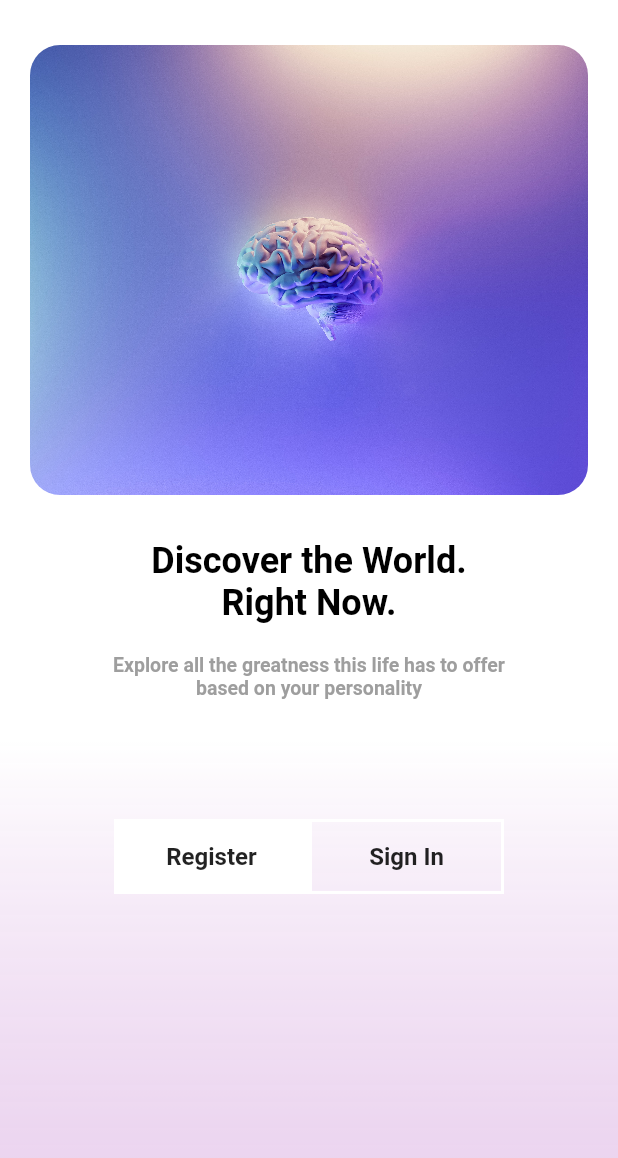
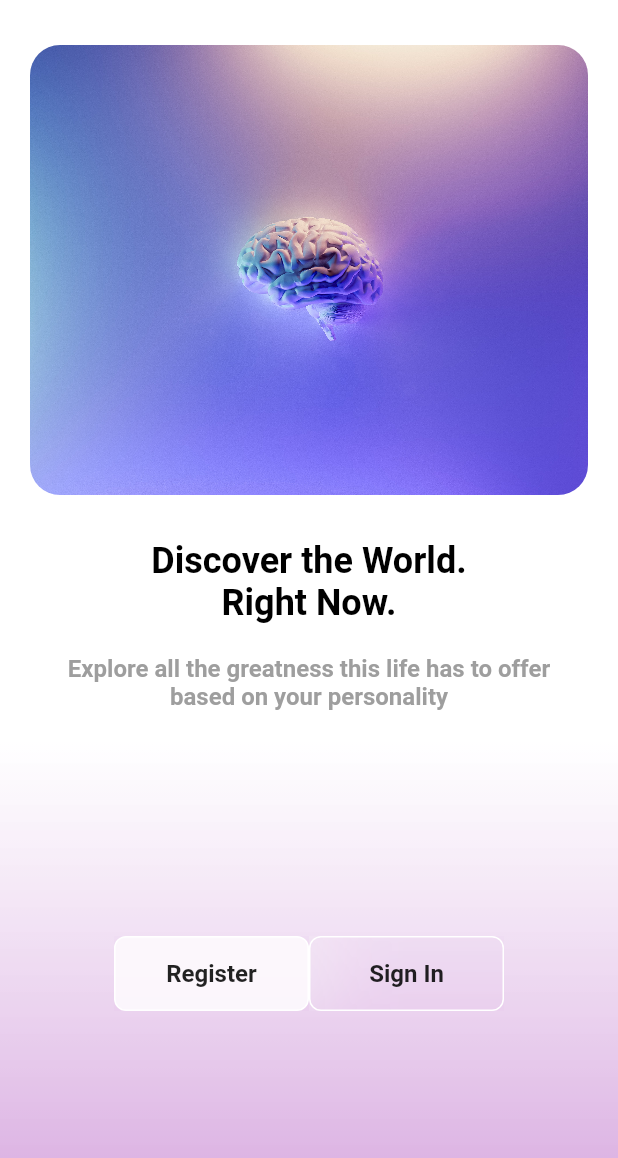
Before and after one commit to retro-dane/login, a Flutter app: the screen it shows after launch, on a phone screen of 412 x 824 dp. Shown: the top 1158 px of the screen. Run offline on Flutter 3.47's test engine with Material 2 defaults, Android fonts, the phone set to English and light mode, and no system bars.

Commit message:
updated ui

```diff
--- a/lib/screens/intro_page.dart
+++ b/lib/screens/intro_page.dart
@@ -18,11 +18,12 @@ class Intro extends StatelessWidget {
             0.9
           ], colors: [
             Colors.white.withOpacity(0.7),
-            Colors.purple.withOpacity(0.5)
+            Colors.purple.withOpacity(0.9)
           ])
       ),
       child: Scaffold(
         backgroundColor: Colors.white.withOpacity(0.6),
+        resizeToAvoidBottomInset: true,
         body: Column(
           children: [
             Center(
@@ -60,18 +61,18 @@ class Intro extends StatelessWidget {
               maxLines: 2,
               textAlign: TextAlign.center,
               style: TextStyle(
-                fontSize: 13,
+                fontSize: 16,
                 color: Colors.grey,
-                fontWeight:FontWeight.w600,
+                fontWeight:FontWeight.w700,
                 decoration: TextDecoration.none,
               ),
             ),
-            const SizedBox(height:80),
-            Row(
+            Expanded(
+              child: Row(
                 mainAxisAlignment: MainAxisAlignment.center,
                 children:  [
                    RegisterSignIn(
-                  color: Colors.white,
+                    color: Colors.white.withOpacity(0.8),
                     title:"Register",
                     onpressed: (){
                       Navigator.push(
@@ -92,6 +93,7 @@ class Intro extends StatelessWidget {
                   ),
                 ],
               ),
+            ),
           ],
         ),
       ),
--- a/lib/widgets/input_fields.dart
+++ b/lib/widgets/input_fields.dart
@@ -15,7 +15,7 @@ class InputFields extends StatelessWidget {
               fillColor: Colors.grey.withOpacity(0.2),
               hintText:hint ,
               hintStyle: const TextStyle(
-                  color: Colors.grey
+                  color: Colors.black54
               ),
               border: InputBorder.none,
               enabledBorder: OutlineInputBorder(
--- a/lib/widgets/register_signup_button.dart
+++ b/lib/widgets/register_signup_button.dart
@@ -1,3 +1,5 @@
+import 'dart:ui';
+
 import 'package:flutter/material.dart';
 
 class RegisterSignIn extends StatelessWidget {
@@ -15,12 +17,16 @@ class RegisterSignIn extends StatelessWidget {
   Widget build(BuildContext context) {
     return InkWell(
       onTap: onpressed,
+      child: ClipRRect(
+        child: BackdropFilter(
+          filter: ImageFilter.blur(sigmaX: 30,sigmaY: 30),
           child: Container(
             width: 130,
             height: 50,
             decoration: BoxDecoration(
               color: color,
-          border: Border.all(width:2,color: Colors.white),
+              border: Border.all(width:1,color: Colors.white),
+              borderRadius: BorderRadius.circular(8)
             ),
             child:  Center(
               child: Text(
@@ -32,6 +38,8 @@ class RegisterSignIn extends StatelessWidget {
               ),
             ),
           ),
+        ),
+      ),
     );
   }
 }
```
Also changed, not shown: 1 other file. Lines whose indentation alone changed are shown as unchanged.
